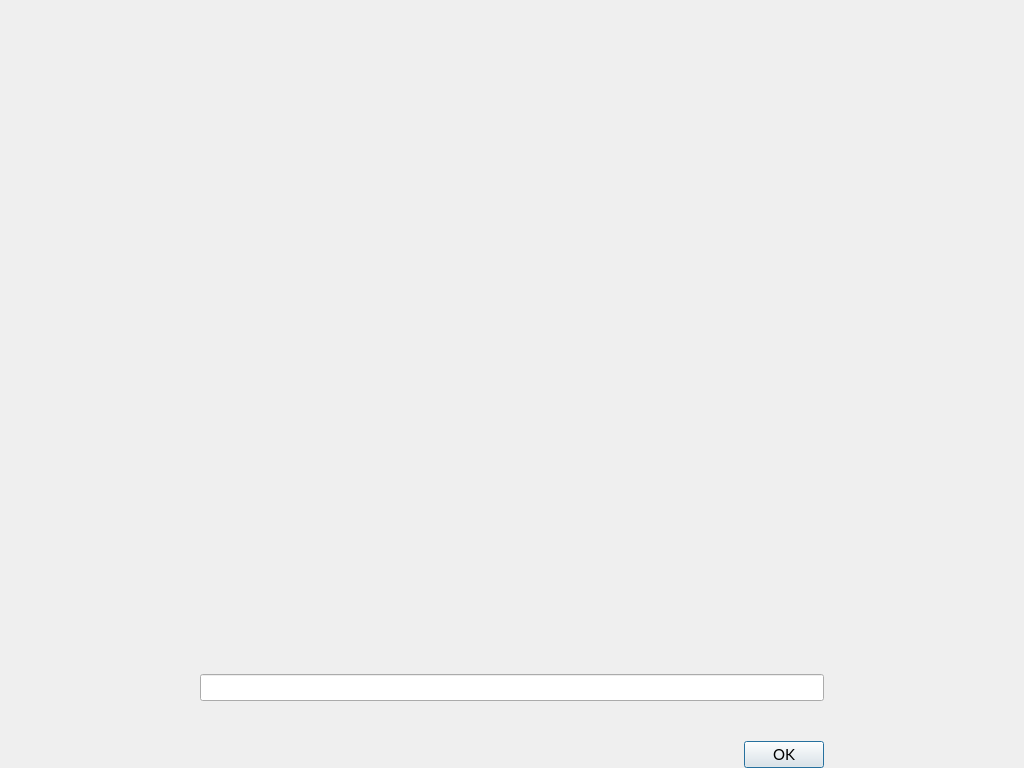
VeriConomy/vericoin, file src/qt/forms/askpassphrasepage.ui: the form before one commit.
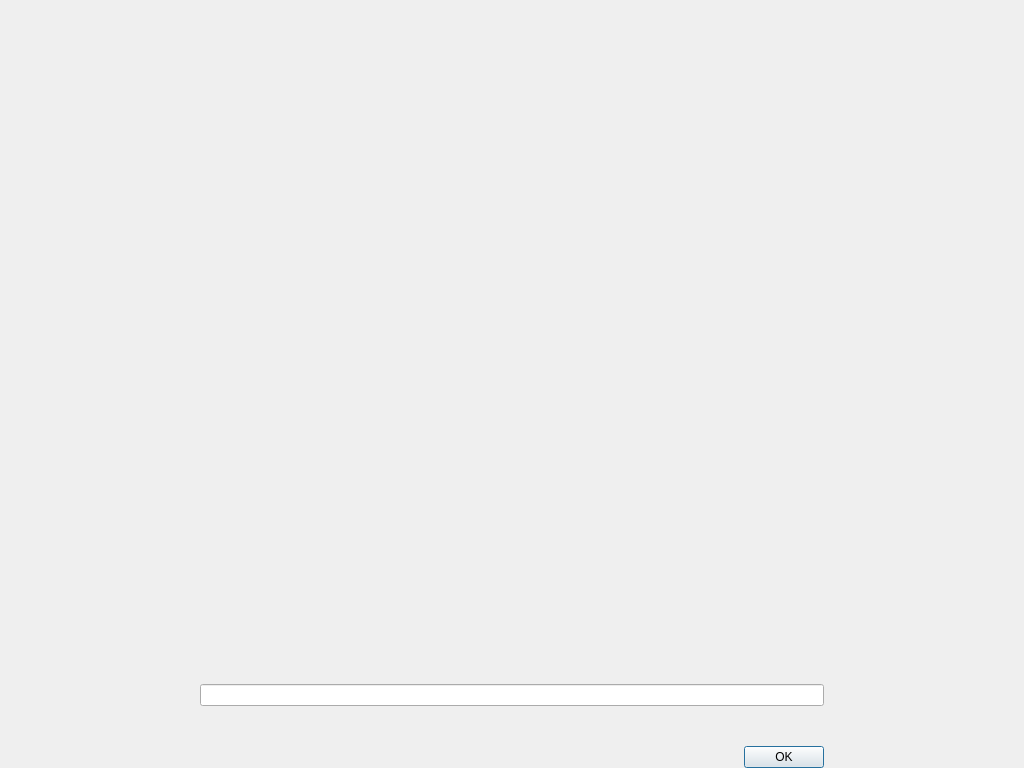
The form after the commit.

Commit message: more on mac fonts

The edit to the form file:
```diff
--- a/src/qt/forms/askpassphrasepage.ui
+++ b/src/qt/forms/askpassphrasepage.ui
@@ -22,12 +22,6 @@
     <height>0</height>
    </size>
   </property>
-  <property name="font">
-   <font>
-    <family>Lato</family>
-    <pointsize>11</pointsize>
-   </font>
-  </property>
   <property name="windowTitle">
    <string>Passphrase Page</string>
   </property>
@@ -82,11 +76,6 @@
          <height>0</height>
         </size>
        </property>
-       <property name="font">
-        <font>
-         <pointsize>11</pointsize>
-        </font>
-       </property>
        <property name="echoMode">
         <enum>QLineEdit::Password</enum>
        </property>
@@ -122,12 +111,6 @@
          <height>20</height>
         </size>
        </property>
-       <property name="font">
-        <font>
-         <weight>75</weight>
-         <bold>true</bold>
-        </font>
-       </property>
        <property name="text">
         <string/>
        </property>
```
The commit also changes 32 other files.
